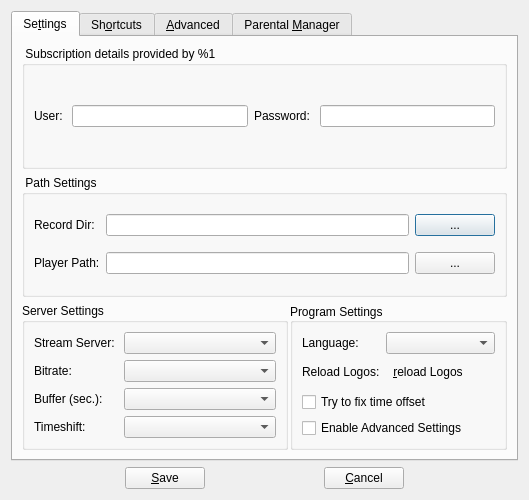
First picture: the form in vlc-record/forms/csettingsdlg.ui, repository code-google-com/vlc-record, before the edit.
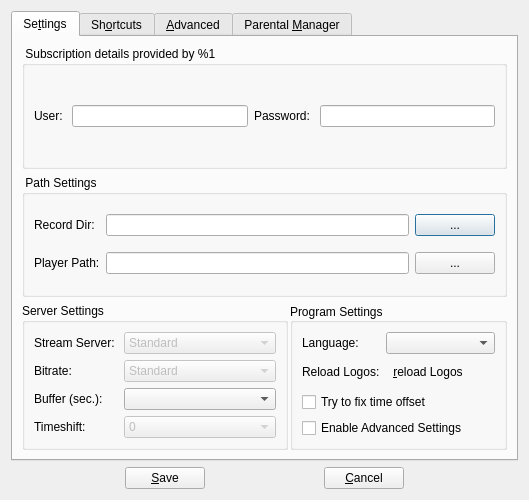
Second picture: the form after the edit. Icons and pictures are not drawn. Custom widgets are drawn as their Qt base class.

What changed in the file:
```diff
--- a/vlc-record/forms/csettingsdlg.ui
+++ b/vlc-record/forms/csettingsdlg.ui
@@ -144,7 +144,16 @@
              </widget>
             </item>
             <item row="0" column="1">
-             <widget class="QComboBox" name="cbxStreamServer"/>
+             <widget class="QComboBox" name="cbxStreamServer">
+              <property name="enabled">
+               <bool>false</bool>
+              </property>
+              <item>
+               <property name="text">
+                <string>Standard</string>
+               </property>
+              </item>
+             </widget>
             </item>
             <item row="1" column="0">
              <widget class="QLabel" name="labBitRate">
@@ -154,7 +163,16 @@
              </widget>
             </item>
             <item row="1" column="1">
-             <widget class="QComboBox" name="cbxBitRate"/>
+             <widget class="QComboBox" name="cbxBitRate">
+              <property name="enabled">
+               <bool>false</bool>
+              </property>
+              <item>
+               <property name="text">
+                <string>Standard</string>
+               </property>
+              </item>
+             </widget>
             </item>
             <item row="2" column="0">
              <widget class="QLabel" name="labBuffer">
@@ -175,6 +193,9 @@
             </item>
             <item row="3" column="1">
              <widget class="QComboBox" name="cbxTimeShift">
+              <property name="enabled">
+               <bool>false</bool>
+              </property>
               <property name="minimumSize">
                <size>
                 <width>50</width>
@@ -187,6 +208,11 @@
                 <height>16777215</height>
                </size>
               </property>
+              <item>
+               <property name="text">
+                <string>0</string>
+               </property>
+              </item>
              </widget>
             </item>
            </layout>
```
